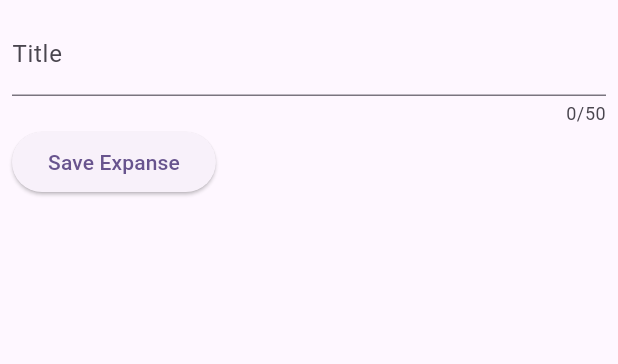
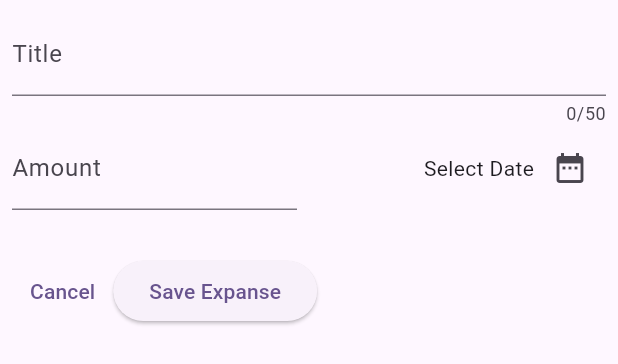
Before and after one commit to AbdelrhmanAmer/Expenses, a Flutter app: the NewExpanse widget shown alone on an empty page, opened directly, on a phone screen of 412 x 824 dp. Shown: the top 364 px of the screen. Run offline on Flutter 3.47's test engine with Material 3 defaults, Android fonts, the phone set to English and light mode, and no system bars.

Commit message:
Date Picker added

```diff
--- a/expenses_project/lib/widgets/newExpanse.dart
+++ b/expenses_project/lib/widgets/newExpanse.dart
@@ -1,6 +1,7 @@
 import 'dart:developer';
 
 import 'package:flutter/material.dart';
+import 'package:intl/intl.dart';
 
 class NewExpanse extends StatefulWidget {
   const NewExpanse({super.key});
@@ -11,11 +12,15 @@ class NewExpanse extends StatefulWidget {
 
 class _NewExpanseState extends State<NewExpanse> {
   final _titleController = TextEditingController();
+  final _amountController = TextEditingController();
+  final formatter = DateFormat.yMd();
+  DateTime? _selectedDate;
 
   @override
   void dispose() {
     super.dispose();
     _titleController.dispose();
+    _amountController.dispose();
   }
 
   @override
@@ -33,6 +38,54 @@ class _NewExpanseState extends State<NewExpanse> {
           ),
           Row(
             children: [
+              Expanded(
+                child: TextField(
+                  controller: _amountController,
+                  decoration: const InputDecoration(
+                    label: Text("Amount"),
+                    prefixText: "\$ ",
+                  ),
+                  keyboardType: TextInputType.number,
+                ),
+              ),
+              const SizedBox(width: 16,),
+              Expanded(
+                child: Row(
+                  mainAxisAlignment: MainAxisAlignment.end,
+                  children: [
+                    Text(
+                        _selectedDate == null
+                            ? "Select Date"
+                            : formatter.format(_selectedDate!),
+                    ),
+                    IconButton(
+                        onPressed: () async {
+                          final now = DateTime.now();
+                          final firstDate = DateTime(now.year-50, now.month, now.day);
+                          final DateTime? pickedDate =  await showDatePicker(
+                              context: context,
+                              initialDate: now,
+                              firstDate: firstDate,
+                              lastDate: now);
+                          setState(() {
+                            _selectedDate = pickedDate;
+                          });
+                        },
+                        icon: const Icon(Icons.date_range)
+                    ),
+                  ],
+                ),
+              )
+            ],
+          ),
+          const SizedBox(height: 30,),
+          Row(
+            children: [
+              TextButton(
+                // what is the thing that you want to close ? (context)
+                  onPressed: ()=>Navigator.pop(context) ,
+                  child: const Text("Cancel")
+              ),
               ElevatedButton(
                 onPressed: (){
                   log(_titleController.text);
```
